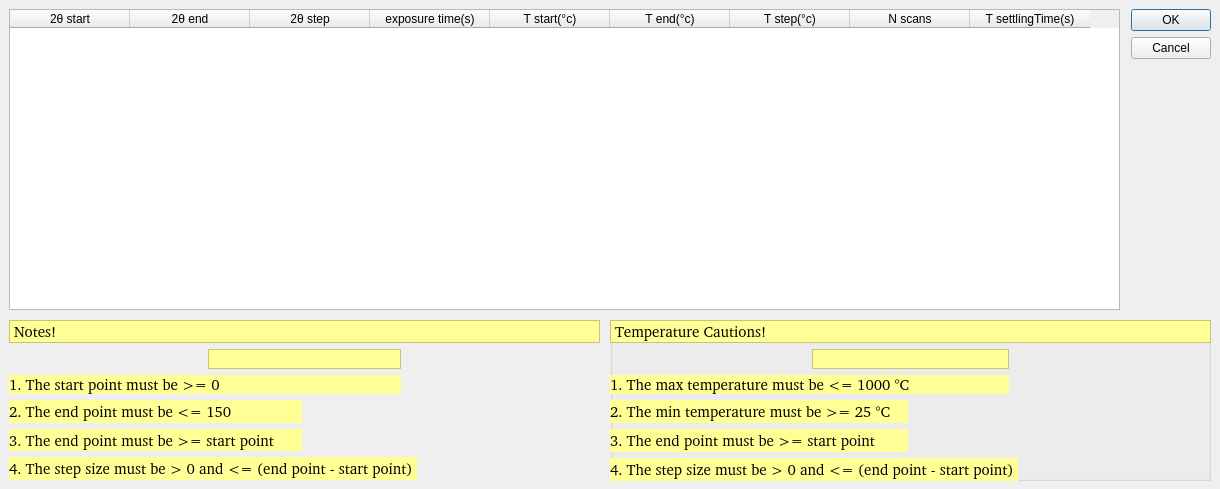
This is UI/DAQ_Tool/MS/intervals.ui in SESAME-Synchrotron/MS-XPD-ScanTool as Qt 5 draws it before an edit. The edited form follows.
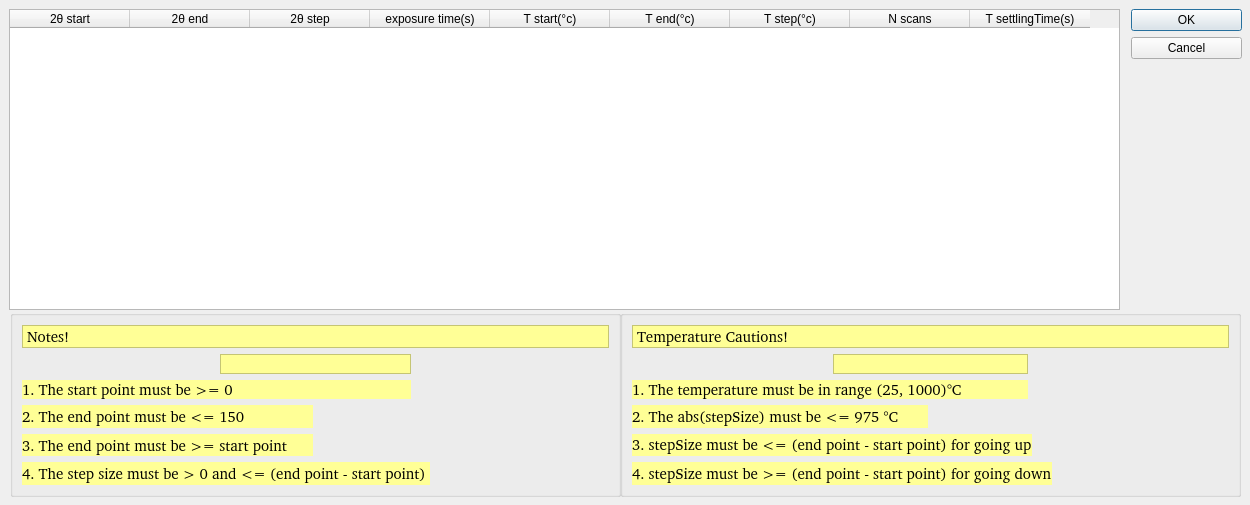
This is the edited form. Custom widgets are drawn as their Qt base class.

Commit message: modify temperature interval to be going down as a new option

What changed in the file:
```diff
--- a/UI/DAQ_Tool/MS/intervals.ui
+++ b/UI/DAQ_Tool/MS/intervals.ui
@@ -6,8 +6,8 @@
    <rect>
     <x>0</x>
     <y>0</y>
-    <width>1220</width>
-    <height>489</height>
+    <width>1250</width>
+    <height>505</height>
    </rect>
   </property>
   <property name="windowTitle">
@@ -18,7 +18,7 @@
     <rect>
      <x>1131</x>
      <y>9</y>
-     <width>80</width>
+     <width>111</width>
      <height>54</height>
     </rect>
    </property>
@@ -108,15 +108,257 @@
     </property>
    </column>
   </widget>
-  <widget class="QWidget" name="gridLayoutWidget_5">
+  <widget class="QGroupBox" name="tempCautionsGB">
    <property name="geometry">
     <rect>
-     <x>9</x>
-     <y>320</y>
-     <width>591</width>
-     <height>160</height>
+     <x>620</x>
+     <y>310</y>
+     <width>621</width>
+     <height>187</height>
     </rect>
    </property>
+   <property name="title">
+    <string/>
+   </property>
+   <layout class="QGridLayout" name="gridLayout">
+    <item row="0" column="0">
+     <layout class="QGridLayout" name="tempCautionsL">
+      <item row="0" column="0">
+       <widget class="QLabel" name="tempCaution">
+        <property name="font">
+         <font>
+          <family>Nimbus Mono PS [urw]</family>
+          <pointsize>11</pointsize>
+          <weight>50</weight>
+          <bold>false</bold>
+          <stylestrategy>PreferDefault</stylestrategy>
+         </font>
+        </property>
+        <property name="styleSheet">
+         <string notr="true">background-color: rgb(255, 255, 150);</string>
+        </property>
+        <property name="frameShape">
+         <enum>QFrame::StyledPanel</enum>
+        </property>
+        <property name="text">
+         <string>&lt;html&gt;&lt;head/&gt;&lt;body&gt;&lt;p&gt;Temperature Cautions!&lt;/p&gt;&lt;/body&gt;&lt;/html&gt;</string>
+        </property>
+       </widget>
+      </item>
+      <item row="1" column="0">
+       <layout class="QGridLayout" name="note1L_2">
+        <item row="1" column="2">
+         <widget class="QSimpleShape" name="note1S_2">
+          <property name="colour0" stdset="0">
+           <color>
+            <red>255</red>
+            <green>0</green>
+            <blue>0</blue>
+           </color>
+          </property>
+          <property name="flash0" stdset="0">
+           <bool>false</bool>
+          </property>
+         </widget>
+        </item>
+        <item row="0" column="1">
+         <widget class="QLabel" name="intervalsWarning2">
+          <property name="font">
+           <font>
+            <family>Nimbus Mono PS [urw]</family>
+            <pointsize>11</pointsize>
+            <weight>75</weight>
+            <bold>true</bold>
+           </font>
+          </property>
+          <property name="styleSheet">
+           <string notr="true">background-color: rgb(255, 255, 150);</string>
+          </property>
+          <property name="frameShape">
+           <enum>QFrame::StyledPanel</enum>
+          </property>
+          <property name="text">
+           <string/>
+          </property>
+          <property name="alignment">
+           <set>Qt::AlignCenter</set>
+          </property>
+         </widget>
+        </item>
+        <item row="0" column="2">
+         <widget class="QSimpleShape" name="intervalsWarningS1_2">
+          <property name="colour0" stdset="0">
+           <color>
+            <red>255</red>
+            <green>0</green>
+            <blue>0</blue>
+           </color>
+          </property>
+          <property name="flash0" stdset="0">
+           <bool>false</bool>
+          </property>
+         </widget>
+        </item>
+        <item row="0" column="0">
+         <widget class="QSimpleShape" name="intervalsWarningS2_2">
+          <property name="colour0" stdset="0">
+           <color>
+            <red>255</red>
+            <green>0</green>
+            <blue>0</blue>
+           </color>
+          </property>
+          <property name="flash0" stdset="0">
+           <bool>false</bool>
+          </property>
+         </widget>
+        </item>
+        <item row="1" column="0" colspan="2">
+         <widget class="QLabel" name="note1_2">
+          <property name="font">
+           <font>
+            <family>Nimbus Mono PS [urw]</family>
+            <pointsize>11</pointsize>
+            <weight>50</weight>
+            <bold>false</bold>
+           </font>
+          </property>
+          <property name="styleSheet">
+           <string notr="true">background-color: rgb(255, 255, 150);</string>
+          </property>
+          <property name="text">
+           <string>1. The temperature must be in range (25, 1000)°C</string>
+          </property>
+         </widget>
+        </item>
+       </layout>
+      </item>
+      <item row="2" column="0">
+       <layout class="QGridLayout" name="note2L_2">
+        <item row="0" column="0">
+         <widget class="QLabel" name="note2_2">
+          <property name="font">
+           <font>
+            <family>Nimbus Mono PS [urw]</family>
+            <pointsize>11</pointsize>
+            <weight>50</weight>
+            <bold>false</bold>
+           </font>
+          </property>
+          <property name="styleSheet">
+           <string notr="true">background-color: rgb(255, 255, 150);</string>
+          </property>
+          <property name="text">
+           <string>2. The abs(stepSize) must be &lt;= 975 °C</string>
+          </property>
+         </widget>
+        </item>
+        <item row="0" column="1">
+         <widget class="QSimpleShape" name="note2S_2">
+          <property name="colour0" stdset="0">
+           <color>
+            <red>255</red>
+            <green>0</green>
+            <blue>0</blue>
+           </color>
+          </property>
+          <property name="flash0" stdset="0">
+           <bool>false</bool>
+          </property>
+         </widget>
+        </item>
+       </layout>
+      </item>
+      <item row="3" column="0">
+       <layout class="QGridLayout" name="note3L_2">
+        <item row="0" column="0">
+         <widget class="QLabel" name="note3_2">
+          <property name="font">
+           <font>
+            <family>Nimbus Mono PS [urw]</family>
+            <pointsize>11</pointsize>
+            <weight>50</weight>
+            <bold>false</bold>
+           </font>
+          </property>
+          <property name="styleSheet">
+           <string notr="true">background-color: rgb(255, 255, 150);</string>
+          </property>
+          <property name="text">
+           <string>3. stepSize must be &lt;= (end point - start point) for going up</string>
+          </property>
+         </widget>
+        </item>
+        <item row="0" column="1">
+         <widget class="QSimpleShape" name="note3S_2">
+          <property name="colour0" stdset="0">
+           <color>
+            <red>255</red>
+            <green>0</green>
+            <blue>0</blue>
+           </color>
+          </property>
+          <property name="flash0" stdset="0">
+           <bool>false</bool>
+          </property>
+         </widget>
+        </item>
+       </layout>
+      </item>
+      <item row="4" column="0">
+       <layout class="QGridLayout" name="note4L_2">
+        <item row="0" column="1">
+         <widget class="QSimpleShape" name="note4S_2">
+          <property name="colour0" stdset="0">
+           <color>
+            <red>255</red>
+            <green>0</green>
+            <blue>0</blue>
+           </color>
+          </property>
+          <property name="flash0" stdset="0">
+           <bool>false</bool>
+          </property>
+         </widget>
+        </item>
+        <item row="0" column="0">
+         <widget class="QLabel" name="note4_2">
+          <property name="font">
+           <font>
+            <family>Nimbus Mono PS [urw]</family>
+            <pointsize>11</pointsize>
+            <weight>50</weight>
+            <bold>false</bold>
+           </font>
+          </property>
+          <property name="styleSheet">
+           <string notr="true">background-color: rgb(255, 255, 150);</string>
+          </property>
+          <property name="text">
+           <string>4. stepSize must be &gt;= (end point - start point) for going down</string>
+          </property>
+         </widget>
+        </item>
+       </layout>
+      </item>
+     </layout>
+    </item>
+   </layout>
+  </widget>
+  <widget class="QGroupBox" name="twoThetaNotesGB">
+   <property name="geometry">
+    <rect>
+     <x>10</x>
+     <y>310</y>
+     <width>611</width>
+     <height>187</height>
+    </rect>
+   </property>
+   <property name="title">
+    <string/>
+   </property>
+   <layout class="QGridLayout" name="gridLayout_2">
+    <item row="0" column="0">
    <layout class="QGridLayout" name="notesL">
     <item row="0" column="0">
      <widget class="QLabel" name="caution">
@@ -337,255 +579,9 @@
      </layout>
     </item>
    </layout>
-  </widget>
-  <widget class="QGroupBox" name="groupBox">
-   <property name="geometry">
-    <rect>
-     <x>610</x>
-     <y>320</y>
-     <width>601</width>
-     <height>161</height>
-    </rect>
-   </property>
-   <property name="styleSheet">
-    <string notr="true">background-color: rgba(0, 0, 0,0);
-border-color: rgba(0, 0, 0, 0);</string>
-   </property>
-   <property name="title">
-    <string/>
-   </property>
-   <widget class="QWidget" name="gridLayoutWidget_6">
-    <property name="geometry">
-     <rect>
-      <x>0</x>
-      <y>0</y>
-      <width>601</width>
-      <height>161</height>
-     </rect>
-    </property>
-    <layout class="QGridLayout" name="tempCautionsL">
-     <item row="3" column="0">
-      <layout class="QGridLayout" name="note3L_2">
-       <item row="0" column="0">
-        <widget class="QLabel" name="note3_2">
-         <property name="font">
-          <font>
-           <family>Nimbus Mono PS [urw]</family>
-           <pointsize>11</pointsize>
-           <weight>50</weight>
-           <bold>false</bold>
-          </font>
-         </property>
-         <property name="styleSheet">
-          <string notr="true">background-color: rgb(255, 255, 150);</string>
-         </property>
-         <property name="text">
-          <string>3. The end point must be &gt;= start point </string>
-         </property>
-        </widget>
-       </item>
-       <item row="0" column="1">
-        <widget class="QSimpleShape" name="note3S_2">
-         <property name="colour0" stdset="0">
-          <color>
-           <red>255</red>
-           <green>0</green>
-           <blue>0</blue>
-          </color>
-         </property>
-         <property name="flash0" stdset="0">
-          <bool>false</bool>
-         </property>
-        </widget>
-       </item>
-      </layout>
-     </item>
-     <item row="2" column="0">
-      <layout class="QGridLayout" name="note2L_2">
-       <item row="0" column="0">
-        <widget class="QLabel" name="note2_2">
-         <property name="font">
-          <font>
-           <family>Nimbus Mono PS [urw]</family>
-           <pointsize>11</pointsize>
-           <weight>50</weight>
-           <bold>false</bold>
-          </font>
-         </property>
-         <property name="styleSheet">
-          <string notr="true">background-color: rgb(255, 255, 150);</string>
-         </property>
-         <property name="text">
-          <string>2. The min temperature must be &gt;= 25 °C</string>
-         </property>
-        </widget>
-       </item>
-       <item row="0" column="1">
-        <widget class="QSimpleShape" name="note2S_2">
-         <property name="colour0" stdset="0">
-          <color>
-           <red>255</red>
-           <green>0</green>
-           <blue>0</blue>
-          </color>
-         </property>
-         <property name="flash0" stdset="0">
-          <bool>false</bool>
-         </property>
-        </widget>
-       </item>
-      </layout>
-     </item>
-     <item row="0" column="0">
-      <widget class="QLabel" name="tempCaution">
-       <property name="font">
-        <font>
-         <family>Nimbus Mono PS [urw]</family>
-         <pointsize>11</pointsize>
-         <weight>50</weight>
-         <bold>false</bold>
-         <stylestrategy>PreferDefault</stylestrategy>
-        </font>
-       </property>
-       <property name="styleSheet">
-        <string notr="true">background-color: rgb(255, 255, 150);</string>
-       </property>
-       <property name="frameShape">
-        <enum>QFrame::StyledPanel</enum>
-       </property>
-       <property name="text">
-        <string>&lt;html&gt;&lt;head/&gt;&lt;body&gt;&lt;p&gt;Temperature Cautions!&lt;/p&gt;&lt;/body&gt;&lt;/html&gt;</string>
-       </property>
-      </widget>
-     </item>
-     <item row="1" column="0">
-      <layout class="QGridLayout" name="note1L_2">
-       <item row="1" column="2">
-        <widget class="QSimpleShape" name="note1S_2">
-         <property name="colour0" stdset="0">
-          <color>
-           <red>255</red>
-           <green>0</green>
-           <blue>0</blue>
-          </color>
-         </property>
-         <property name="flash0" stdset="0">
-          <bool>false</bool>
-         </property>
-        </widget>
-       </item>
-       <item row="0" column="1">
-        <widget class="QLabel" name="intervalsWarning2">
-         <property name="font">
-          <font>
-           <family>Nimbus Mono PS [urw]</family>
-           <pointsize>11</pointsize>
-           <weight>75</weight>
-           <bold>true</bold>
-          </font>
-         </property>
-         <property name="styleSheet">
-          <string notr="true">background-color: rgb(255, 255, 150);</string>
-         </property>
-         <property name="frameShape">
-          <enum>QFrame::StyledPanel</enum>
-         </property>
-         <property name="text">
-          <string/>
-         </property>
-         <property name="alignment">
-          <set>Qt::AlignCenter</set>
-         </property>
-        </widget>
-       </item>
-       <item row="0" column="2">
-        <widget class="QSimpleShape" name="intervalsWarningS1_2">
-         <property name="colour0" stdset="0">
-          <color>
-           <red>255</red>
-           <green>0</green>
-           <blue>0</blue>
-          </color>
-         </property>
-         <property name="flash0" stdset="0">
-          <bool>false</bool>
-         </property>
-        </widget>
-       </item>
-       <item row="0" column="0">
-        <widget class="QSimpleShape" name="intervalsWarningS2_2">
-         <property name="colour0" stdset="0">
-          <color>
-           <red>255</red>
-           <green>0</green>
-           <blue>0</blue>
-          </color>
-         </property>
-         <property name="flash0" stdset="0">
-          <bool>false</bool>
-         </property>
-        </widget>
-       </item>
-       <item row="1" column="0" colspan="2">
-        <widget class="QLabel" name="note1_2">
-         <property name="font">
-          <font>
-           <family>Nimbus Mono PS [urw]</family>
-           <pointsize>11</pointsize>
-           <weight>50</weight>
-           <bold>false</bold>
-          </font>
-         </property>
-         <property name="styleSheet">
-          <string notr="true">background-color: rgb(255, 255, 150);</string>
-         </property>
-         <property name="text">
-          <string>1. The max temperature must be &lt;=  1000 °C</string>
-         </property>
-        </widget>
-       </item>
-      </layout>
-     </item>
-     <item row="4" column="0">
-      <layout class="QGridLayout" name="note4L_2">
-       <item row="0" column="0">
-        <widget class="QLabel" name="note4_2">
-         <property name="font">
-          <font>
-           <family>Nimbus Mono PS [urw]</family>
-           <pointsize>11</pointsize>
-           <weight>50</weight>
-           <bold>false</bold>
-          </font>
-         </property>
-         <property name="styleSheet">
-          <string notr="true">background-color: rgb(255, 255, 150);</string>
-         </property>
-         <property name="text">
-          <string>4. The step size must be &gt; 0 and &lt;= (end point - start point) </string>
-         </property>
-        </widget>
-       </item>
-       <item row="0" column="1">
-        <widget class="QSimpleShape" name="note4S_2">
-         <property name="colour0" stdset="0">
-          <color>
-           <red>255</red>
-           <green>0</green>
-           <blue>0</blue>
-          </color>
-         </property>
-         <property name="flash0" stdset="0">
-          <bool>false</bool>
-         </property>
-        </widget>
-       </item>
-      </layout>
-     </item>
-    </layout>
-   </widget>
-  </widget>
-  <zorder>groupBox</zorder>
+    </item>
+   </layout>
+  </widget>
   <zorder>tableWidget</zorder>
   <zorder>gridLayoutWidget_5</zorder>
   <zorder>buttonBox</zorder>
```
Left out of the diff: 4 changed lines with no effect on the pictures. Lines whose indentation alone changed are shown as unchanged. The commit also changes 6 other files.
